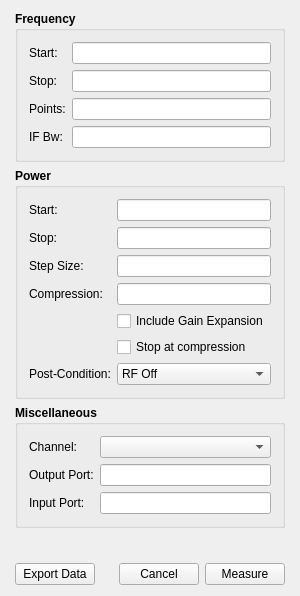
Qt form Application/mainwindow.ui (Terrabits/PACompressionTest) before a commit.
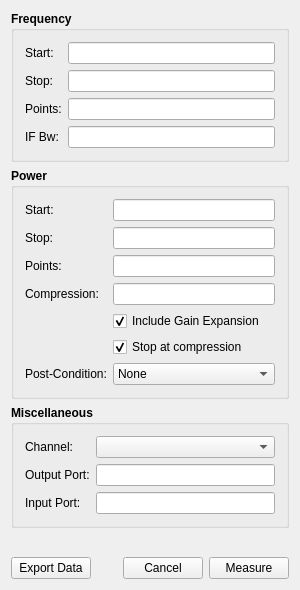
The same form after that commit. Icons and pictures are not drawn. Custom widgets are drawn as their Qt base class.

Commit message: Split MeasurementData into MeasurementSettings, MeasurementData. Working on MeasureThread; debating what a base class for different measurements should look like. Not sure how I will implement it.

What changed in the file:
```diff
--- a/Application/mainwindow.ui
+++ b/Application/mainwindow.ui
@@ -22,12 +22,28 @@
     <normalon>:/new/icon_resource/RS.ico</normalon>:/new/icon_resource/RS.ico</iconset>
   </property>
   <widget class="QWidget" name="centralWidget">
+   <layout class="QVBoxLayout" name="verticalLayout_4">
+    <item>
+     <widget class="QStackedWidget" name="pages">
+      <property name="currentIndex">
+       <number>0</number>
+      </property>
+      <widget class="QWidget" name="settingsPage">
    <layout class="QVBoxLayout" name="verticalLayout">
+        <property name="spacing">
+         <number>0</number>
+        </property>
     <property name="leftMargin">
-     <number>15</number>
+         <number>0</number>
+        </property>
+        <property name="topMargin">
+         <number>0</number>
     </property>
     <property name="rightMargin">
-     <number>15</number>
+         <number>0</number>
+        </property>
+        <property name="bottomMargin">
+         <number>0</number>
     </property>
     <item>
      <widget class="QWidget" name="settings" native="true">
@@ -204,7 +220,7 @@
              </font>
             </property>
             <property name="text">
-             <string>Step Size:</string>
+                 <string>Points:</string>
             </property>
            </widget>
           </item>
@@ -232,7 +248,7 @@
            </widget>
           </item>
           <item row="2" column="1">
-           <widget class="RsaToolbox::PowerEdit" name="powerStepSize">
+               <widget class="RsaToolbox::PointsEdit" name="powerPoints">
             <property name="font">
              <font>
               <weight>50</weight>
@@ -252,6 +268,9 @@
             <property name="text">
              <string>Include Gain Expansion</string>
             </property>
+                <property name="checked">
+                 <bool>true</bool>
+                </property>
            </widget>
           </item>
           <item row="3" column="0">
@@ -301,6 +320,11 @@
             <property name="currentIndex">
              <number>0</number>
             </property>
+                <item>
+                 <property name="text">
+                  <string>None</string>
+                 </property>
+                </item>
             <item>
              <property name="text">
               <string>RF Off</string>
@@ -324,6 +348,9 @@
             <property name="text">
              <string>Stop at compression</string>
             </property>
+                <property name="checked">
+                 <bool>true</bool>
+                </property>
            </widget>
           </item>
          </layout>
@@ -416,6 +443,19 @@
       </layout>
      </widget>
     </item>
+        <item>
+         <spacer name="verticalSpacer_3">
+          <property name="orientation">
+           <enum>Qt::Vertical</enum>
+          </property>
+          <property name="sizeHint" stdset="0">
+           <size>
+            <width>20</width>
+            <height>24</height>
+           </size>
+          </property>
+         </spacer>
+        </item>
     <item>
      <widget class="RsaToolbox::ErrorLabel" name="error" native="true">
       <property name="minimumSize">
@@ -426,18 +466,35 @@
       </property>
      </widget>
     </item>
-    <item>
-     <spacer name="verticalSpacer_3">
-      <property name="orientation">
-       <enum>Qt::Vertical</enum>
-      </property>
-      <property name="sizeHint" stdset="0">
-       <size>
-        <width>20</width>
-        <height>79</height>
-       </size>
-      </property>
-     </spacer>
+       </layout>
+      </widget>
+      <widget class="QWidget" name="progressPage">
+       <layout class="QVBoxLayout" name="verticalLayout_3">
+        <property name="leftMargin">
+         <number>0</number>
+        </property>
+        <property name="topMargin">
+         <number>0</number>
+        </property>
+        <property name="rightMargin">
+         <number>0</number>
+        </property>
+        <property name="bottomMargin">
+         <number>0</number>
+        </property>
+        <item>
+         <widget class="QCustomPlot" name="plot" native="true"/>
+        </item>
+        <item>
+         <widget class="QProgressBar" name="progressBar">
+          <property name="value">
+           <number>24</number>
+          </property>
+         </widget>
+        </item>
+       </layout>
+      </widget>
+     </widget>
     </item>
     <item>
      <widget class="QWidget" name="buttons" native="true">
@@ -522,6 +579,12 @@
    <extends>QLineEdit</extends>
    <header>DecibelEdit.h</header>
   </customwidget>
+  <customwidget>
+   <class>QCustomPlot</class>
+   <extends>QWidget</extends>
+   <header>qcustomplot.h</header>
+   <container>1</container>
+  </customwidget>
  </customwidgets>
  <tabstops>
   <tabstop>startFrequency</tabstop>
```
Left out of the diff: 9 changed lines with no effect on the pictures. Lines whose indentation alone changed are shown as unchanged. The commit also changes 10 other files.
